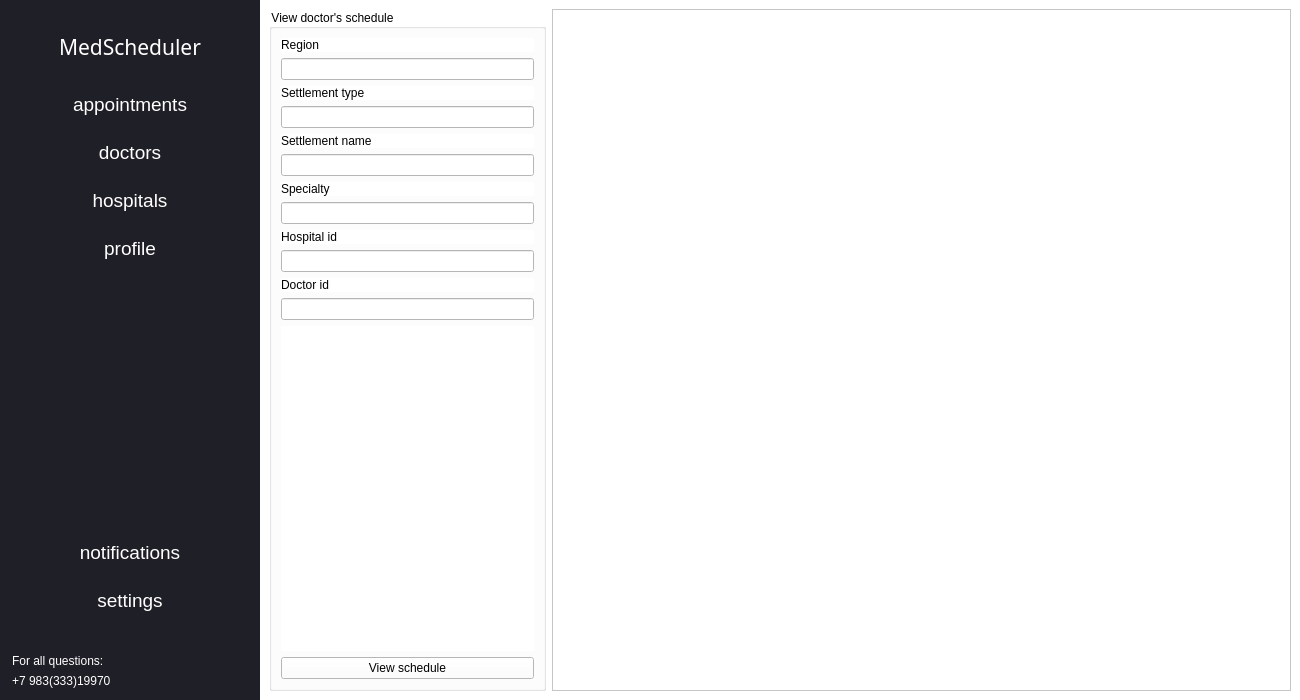
First picture: the form in homepage.ui, repository SanriaArgos/MedScheduler, before the edit.
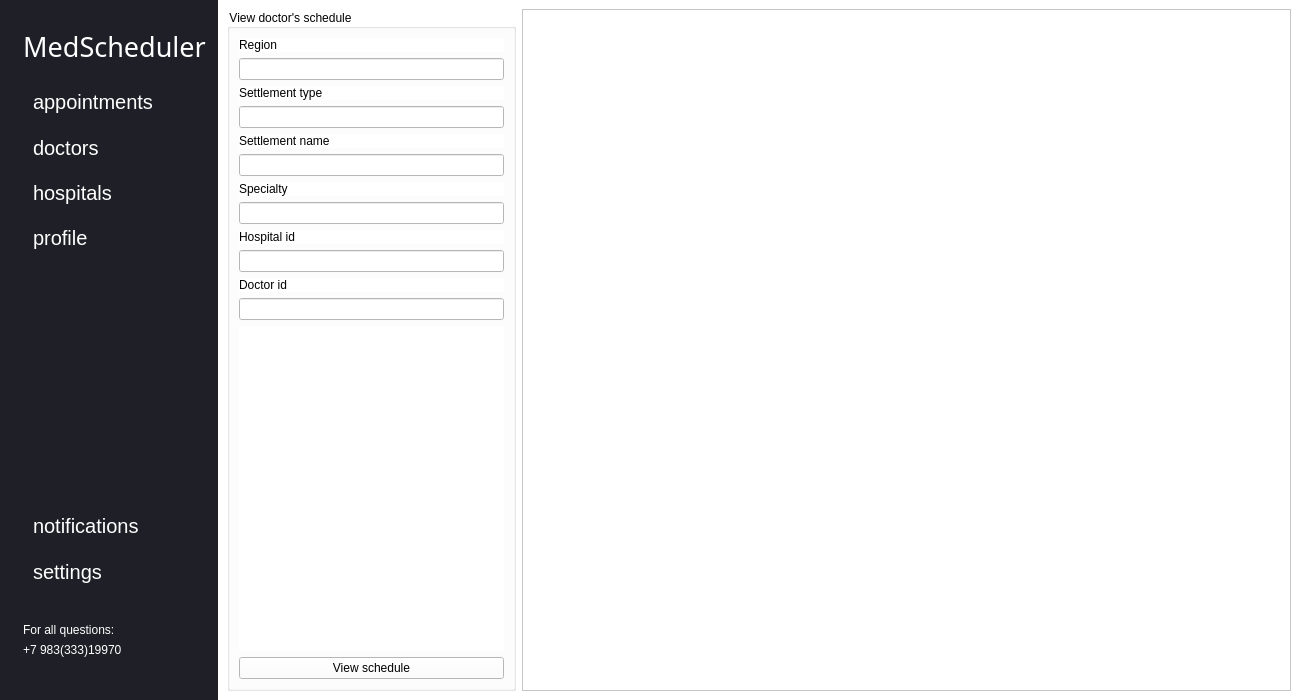
Second picture: the form after the edit. The open tabs and pages were chosen to show the change. Icons and pictures are not drawn.

The edit to the form file:
```diff
--- a/homepage.ui
+++ b/homepage.ui
@@ -48,7 +48,7 @@
      <widget class="QGroupBox" name="groupBox">
       <property name="sizePolicy">
        <sizepolicy hsizetype="Preferred" vsizetype="Preferred">
-        <horstretch>20</horstretch>
+        <horstretch>15</horstretch>
         <verstretch>0</verstretch>
        </sizepolicy>
       </property>
@@ -61,6 +61,15 @@
        <string/>
       </property>
       <layout class="QVBoxLayout" name="verticalLayout_3">
+       <property name="leftMargin">
+        <number>20</number>
+       </property>
+       <property name="topMargin">
+        <number>11</number>
+       </property>
+       <property name="bottomMargin">
+        <number>40</number>
+       </property>
        <item>
         <widget class="QLabel" name="MedScheduler_label">
          <property name="sizePolicy">
@@ -71,8 +80,10 @@
          </property>
          <property name="font">
           <font>
-           <family>Microsoft YaHei</family>
-           <pointsize>16</pointsize>
+           <family>Franklin Gothic</family>
+           <pointsize>20</pointsize>
+           <italic>false</italic>
+           <bold>false</bold>
           </font>
          </property>
          <property name="styleSheet">
@@ -96,9 +107,18 @@
          </property>
          <property name="font">
           <font>
-           <pointsize>14</pointsize>
+           <family>Arial</family>
+           <pointsize>15</pointsize>
+           <italic>false</italic>
+           <bold>false</bold>
           </font>
          </property>
+         <property name="styleSheet">
+          <string notr="true">color: rgb(255, 255, 255);
+font: 15pt &quot;Arial&quot;;
+text-align:left;
+padding-left: 10%;</string>
+         </property>
          <property name="text">
           <string>appointments</string>
          </property>
@@ -114,9 +134,18 @@
          </property>
          <property name="font">
           <font>
-           <pointsize>14</pointsize>
+           <family>Arial</family>
+           <pointsize>15</pointsize>
+           <italic>false</italic>
+           <bold>false</bold>
           </font>
          </property>
+         <property name="styleSheet">
+          <string notr="true">color: rgb(255, 255, 255);
+font: 15pt &quot;Arial&quot;;
+text-align:left;
+padding-left: 10%;</string>
+         </property>
          <property name="text">
           <string>doctors</string>
          </property>
@@ -132,9 +161,18 @@
          </property>
          <property name="font">
           <font>
-           <pointsize>14</pointsize>
+           <family>Arial</family>
+           <pointsize>15</pointsize>
+           <italic>false</italic>
+           <bold>false</bold>
           </font>
          </property>
+         <property name="styleSheet">
+          <string notr="true">color: rgb(255, 255, 255);
+font: 15pt &quot;Arial&quot;;
+text-align:left;
+padding-left: 10%;</string>
+         </property>
          <property name="text">
           <string>hospitals</string>
          </property>
@@ -150,9 +188,18 @@
          </property>
          <property name="font">
           <font>
-           <pointsize>14</pointsize>
+           <family>Arial</family>
+           <pointsize>15</pointsize>
+           <italic>false</italic>
+           <bold>false</bold>
           </font>
          </property>
+         <property name="styleSheet">
+          <string notr="true">color: rgb(255, 255, 255);
+font: 15pt &quot;Arial&quot;;
+text-align:left;
+padding-left: 10%;</string>
+         </property>
          <property name="text">
           <string>profile</string>
          </property>
@@ -181,12 +228,27 @@
          </property>
          <property name="font">
           <font>
-           <pointsize>14</pointsize>
+           <family>Arial</family>
+           <pointsize>15</pointsize>
+           <italic>false</italic>
+           <bold>false</bold>
           </font>
          </property>
+         <property name="styleSheet">
+          <string notr="true">color: rgb(255, 255, 255);
+font: 15pt &quot;Arial&quot;;
+text-align:left;
+padding-left: 10%;</string>
+         </property>
          <property name="text">
           <string>notifications</string>
          </property>
+         <property name="iconSize">
+          <size>
+           <width>15</width>
+           <height>15</height>
+          </size>
+         </property>
         </widget>
        </item>
        <item>
@@ -199,12 +261,27 @@
          </property>
          <property name="font">
           <font>
-           <pointsize>14</pointsize>
+           <family>Arial</family>
+           <pointsize>15</pointsize>
+           <italic>false</italic>
+           <bold>false</bold>
           </font>
          </property>
+         <property name="styleSheet">
+          <string notr="true">color: rgb(255, 255, 255);
+font: 15pt &quot;Arial&quot;;
+text-align:left;
+padding-left: 10%;</string>
+         </property>
          <property name="text">
           <string>settings</string>
          </property>
+         <property name="iconSize">
+          <size>
+           <width>15</width>
+           <height>15</height>
+          </size>
+         </property>
         </widget>
        </item>
        <item>
@@ -222,6 +299,9 @@
        </item>
        <item>
         <widget class="QLabel" name="question_text">
+         <property name="styleSheet">
+          <string notr="true">color: rgb(255, 255, 255);\nfont: 15pt &quot;Arial&quot;;\ntext-align:left;\npadding-left: 10%;</string>
+         </property>
          <property name="text">
           <string>For all questions:</string>
          </property>
@@ -229,6 +309,10 @@
        </item>
        <item>
         <widget class="QLabel" name="number_text">
+         <property name="styleSheet">
+          <string notr="true">color: rgb(255, 255, 255);
+font: 9pt &quot;Arial&quot;;</string>
+         </property>
          <property name="text">
           <string>+7 983(333)19970</string>
          </property>
@@ -391,7 +475,7 @@
             <rect>
              <x>0</x>
              <y>0</y>
-             <width>733</width>
+             <width>746</width>
              <height>676</height>
             </rect>
            </property>
```
Left out of the diff: 5 changed lines with no effect on the pictures.
